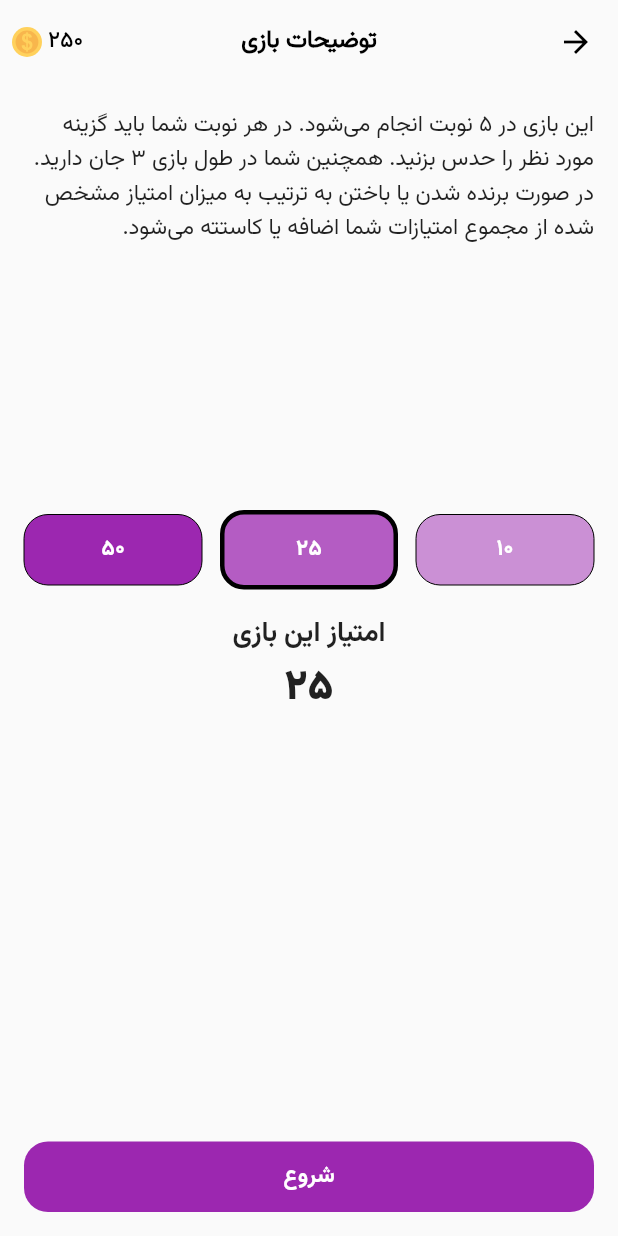
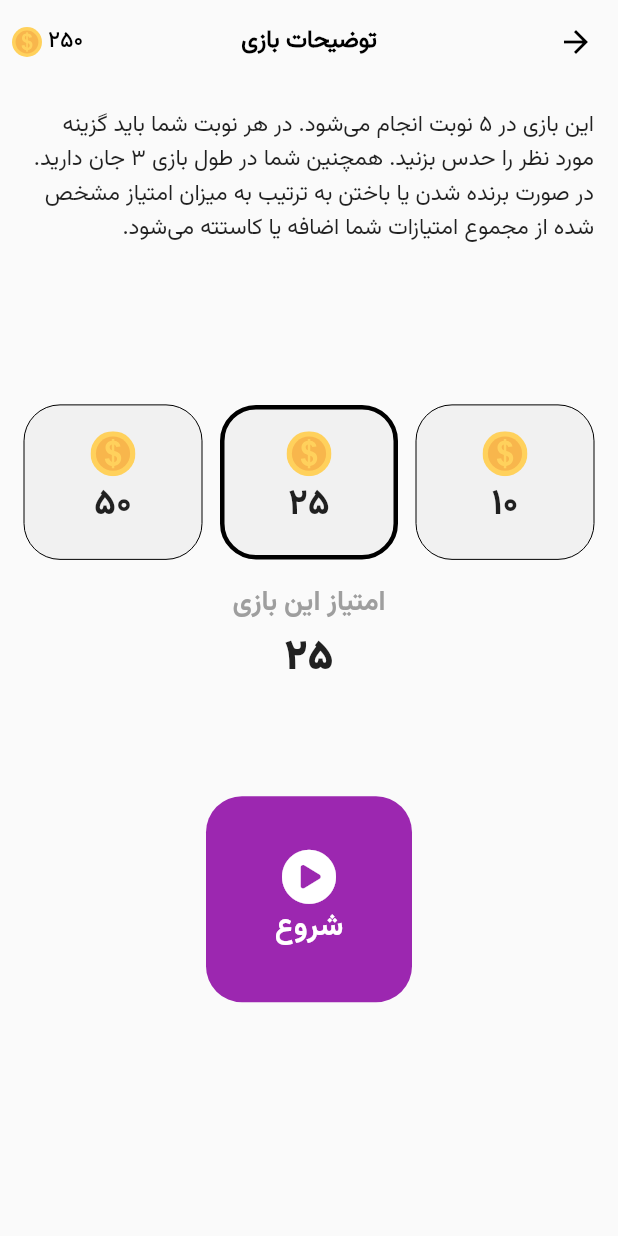
Before and after one commit to misagh1999/Nostalgia-Game, a Flutter app: the screen it shows after launch, after a tap on "شروع بازی", on a phone screen of 412 x 824 dp. Run offline on Flutter 3.47's test engine with Material 2 defaults, Android fonts, the phone set to English and light mode, and no system bars; our stand-ins replace flutter_svg, font_awesome_flutter, get, hive, hive_flutter, url_launcher_web; missing offline and left inert: package_info_plus_web; accounts and stored records are empty.

Commit message:
fixed minor chagnes

```diff
--- a/lib/screens/game/game_screen.dart
+++ b/lib/screens/game/game_screen.dart
@@ -65,7 +65,7 @@ class GameScreen extends StatelessWidget {
                           height: Get.width / 2.5,
                           decoration: BoxDecoration(
                               color: controller.boxColor1.value,
-                              borderRadius: BorderRadius.circular(16)),
+                              borderRadius: BorderRadius.circular(24)),
                           child: Center(
                               child: Text(
                             'جعبه ۱',
@@ -88,7 +88,7 @@ class GameScreen extends StatelessWidget {
                           height: Get.width / 2.5,
                           decoration: BoxDecoration(
                               color: controller.boxColor2.value,
-                              borderRadius: BorderRadius.circular(16)),
+                              borderRadius: BorderRadius.circular(24)),
                           child: Center(
                               child: Text(
                             'جعبه ۲',
--- a/lib/screens/home/home_screen.dart
+++ b/lib/screens/home/home_screen.dart
@@ -28,11 +28,11 @@ class HomeScreen extends StatelessWidget {
                   Get.toNamed(Routes.READY_GAME);
                 },
                 child: Container(
-                  width: Get.width / 2.25,
-                  height: Get.width / 2.25,
+                  width: Get.width / 2.5,
+                  height: Get.width / 2.5,
                   padding: EdgeInsets.all(12),
                   decoration: BoxDecoration(
-                    borderRadius: BorderRadius.circular(12),
+                    borderRadius: BorderRadius.circular(24),
                     color: primaryColor,
                   ),
                   child: Center(
--- /dev/null
+++ b/lib/screens/ready_game/components/score_type_button.dart
@@ -0,0 +1,52 @@
+import 'package:flutter/material.dart';
+import 'package:flutter_svg/svg.dart';
+
+import '../../../constants.dart';
+import '../../../utils/utils.dart';
+import 'package:get/get.dart';
+
+class ScoreTypeButton extends StatelessWidget {
+  const ScoreTypeButton(
+      {Key? key,
+      required this.score,
+      required this.press,
+      required this.isSelected})
+      : super(key: key);
+
+  final VoidCallback press;
+  final bool isSelected;
+  final String score;
+
+  @override
+  Widget build(BuildContext context) {
+    return Expanded(
+        child: GestureDetector(
+      onTap: press,
+      child: Container(
+        width: Get.width / 4,
+        height: Get.width / 4,
+        padding: EdgeInsets.all(12),
+        decoration: BoxDecoration(
+            borderRadius: BorderRadius.circular(24),
+            border: Border.all(
+              width: isSelected ? 3 : 0,
+            ),
+            color: Colors.grey.withOpacity(0.1)),
+        child: Center(
+            child: Column(
+          mainAxisAlignment: MainAxisAlignment.center,
+          children: [
+            Container(
+                width: 30,
+                height: 30,
+                child: SvgPicture.asset('assets/coin.svg')),
+            Text(
+              replacePersianNum(score),
+              style: TextStyle(fontFamily: Fonts.Bold, fontSize: 24),
+            ),
+          ],
+        )),
+      ),
+    ));
+  }
+}
--- a/lib/screens/ready_game/ready_game_screen.dart
+++ b/lib/screens/ready_game/ready_game_screen.dart
@@ -1,10 +1,13 @@
 import 'package:flutter/material.dart';
+import 'package:font_awesome_flutter/font_awesome_flutter.dart';
 import 'package:handy_dandy_app/constants.dart';
 import 'package:get/get.dart';
 import 'package:handy_dandy_app/controllers/home_controller.dart';
 import 'package:handy_dandy_app/routes/app_pages.dart';
 import 'package:handy_dandy_app/utils/utils.dart';
 import 'package:handy_dandy_app/widgets/app_bar.dart';
+
+import 'components/score_type_button.dart';
 
 class ReadyGameScreen extends StatelessWidget {
   ReadyGameScreen({Key? key}) : super(key: key);
@@ -28,81 +31,33 @@ class ReadyGameScreen extends StatelessWidget {
                 Spacer(),
                 Row(
                   children: [
-                    Expanded(
-                        child: GestureDetector(
-                      onTap: () {
+                    ScoreTypeButton(
+                      score: '10',
+                      isSelected: homeController.currentTypeIndex.value == 1,
+                      press: () {
                         homeController.select10Score();
                       },
-                      child: Container(
-                        padding: EdgeInsets.all(12),
-                        decoration: BoxDecoration(
-                            borderRadius: BorderRadius.circular(16),
-                            border: Border.all(
-                              width: homeController.currentTypeIndex.value == 1
-                                  ? 3
-                                  : 0,
-                            ),
-                            color: primaryColor.withOpacity(0.5)),
-                        child: Center(
-                            child: Text(
-                          replacePersianNum('10'),
-                          style: TextStyle(
-                              fontFamily: Fonts.Bold, color: Colors.white),
-                        )),
-                      ),
-                    )),
+                    ),
                     SizedBox(
                       width: 12,
                     ),
-                    Expanded(
-                        child: GestureDetector(
-                      onTap: () {
+                    ScoreTypeButton(
+                      score: '25',
+                      isSelected: homeController.currentTypeIndex.value == 2,
+                      press: () {
                         homeController.select25Score();
                       },
-                      child: Container(
-                        padding: EdgeInsets.all(12),
-                        decoration: BoxDecoration(
-                            borderRadius: BorderRadius.circular(16),
-                            border: Border.all(
-                              width: homeController.currentTypeIndex.value == 2
-                                  ? 3
-                                  : 0,
-                            ),
-                            color: primaryColor.withOpacity(0.75)),
-                        child: Center(
-                            child: Text(
-                          replacePersianNum('25'),
-                          style: TextStyle(
-                              fontFamily: Fonts.Bold, color: Colors.white),
-                        )),
-                      ),
-                    )),
+                    ),
                     SizedBox(
                       width: 12,
                     ),
-                    Expanded(
-                        child: GestureDetector(
-                      onTap: () {
+                    ScoreTypeButton(
+                      score: '50',
+                      isSelected: homeController.currentTypeIndex.value == 3,
+                      press: () {
                         homeController.select50Score();
                       },
-                      child: Container(
-                        padding: EdgeInsets.all(12),
-                        decoration: BoxDecoration(
-                            borderRadius: BorderRadius.circular(16),
-                            border: Border.all(
-                              width: homeController.currentTypeIndex.value == 3
-                                  ? 3
-                                  : 0,
-                            ),
-                            color: primaryColor),
-                        child: Center(
-                            child: Text(
-                          replacePersianNum('50'),
-                          style: TextStyle(
-                              fontFamily: Fonts.Bold, color: Colors.white),
-                        )),
-                      ),
-                    )),
+                    ),
                   ],
                 ),
                 SizedBox(
@@ -110,32 +65,47 @@ class ReadyGameScreen extends StatelessWidget {
                 ),
                 Text(
                   'امتیاز این بازی',
-                  style: TextStyle(fontFamily: Fonts.Bold, fontSize: 18),
+                  style: TextStyle(
+                      fontFamily: Fonts.Bold, fontSize: 18, color: Colors.grey),
                 ),
                 Text(
                   replacePersianNum(homeController.currentTypeScore.toString()),
                   style: TextStyle(fontFamily: Fonts.Black, fontSize: 28),
                 ),
-                Spacer(
-                  flex: 2,
-                ),
+                Spacer(),
                 GestureDetector(
                   onTap: () {
                     Get.offNamed(Routes.GAME);
                   },
                   child: Container(
-                    width: double.infinity,
+                    width: Get.width / 3,
+                    height: Get.width / 3,
                     padding: EdgeInsets.all(12),
                     decoration: BoxDecoration(
                         color: primaryColor,
-                        borderRadius: BorderRadius.circular(16)),
+                        borderRadius: BorderRadius.circular(24)),
                     child: Center(
-                        child: Text(
-                      'شروع',
-                      style: TextStyle(
-                          fontFamily: Fonts.Bold, color: Colors.white),
+                        child: Column(
+                      mainAxisAlignment: MainAxisAlignment.center,
+                      children: [
+                        FaIcon(
+                          FontAwesomeIcons.solidCirclePlay,
+                          color: Colors.white,
+                          size: 36,
+                        ),
+                        Text(
+                          'شروع',
+                          style: TextStyle(
+                              fontFamily: Fonts.Bold,
+                              color: Colors.white,
+                              fontSize: 20),
+                        ),
+                      ],
                     )),
                   ),
+                ),
+                Spacer(
+                  flex: 2,
                 )
               ],
             ),
```
Also changed, not shown: 1 other file.
